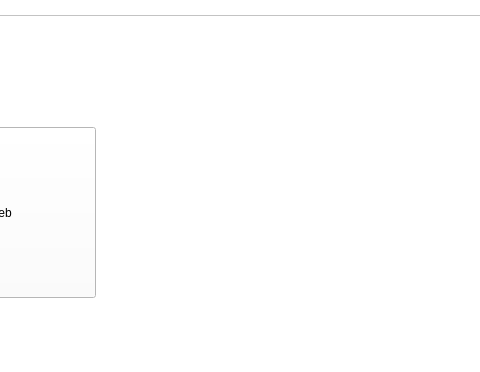
This is mainwindow.ui in soumaya-nheri/Smart-Restaurant-2A25 as Qt 5 draws it before an edit; both pictures show x 475 to 955 and y 0 to 372 of the 1111 by 659 pixel window. The edited form follows.
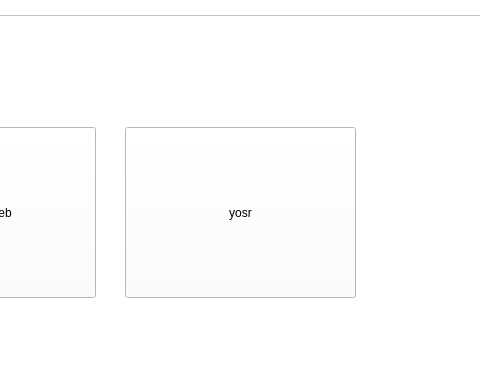
This is the edited form.

Commit message: intégration yosr

Diff of the .ui file:
```diff
--- a/mainwindow.ui
+++ b/mainwindow.ui
@@ -49,6 +49,19 @@
      <string>iheb</string>
     </property>
    </widget>
+   <widget class="QPushButton" name="pushButton_3">
+    <property name="geometry">
+     <rect>
+      <x>600</x>
+      <y>110</y>
+      <width>231</width>
+      <height>171</height>
+     </rect>
+    </property>
+    <property name="text">
+     <string>yosr</string>
+    </property>
+   </widget>
   </widget>
   <widget class="QMenuBar" name="menuBar">
    <property name="geometry">
```
The commit also changes 44 other files.
